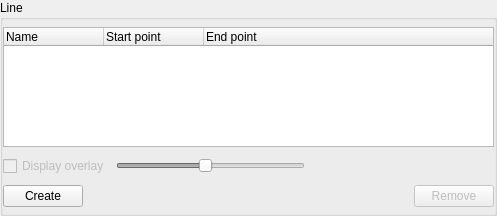
This is Bricks/widgets/ui_files/Qt4_helical_line_widget_layout.ui in mxcube/mxcubeqt as Qt 5 draws it before an edit. The edited form follows.
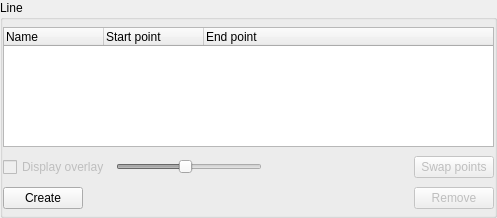
This is the edited form.

Commit message: 2016.09.26. Added feature to swap helical line points

```diff
--- a/Bricks/widgets/ui_files/Qt4_helical_line_widget_layout.ui
+++ b/Bricks/widgets/ui_files/Qt4_helical_line_widget_layout.ui
@@ -7,7 +7,7 @@
     <x>0</x>
     <y>0</y>
     <width>497</width>
-    <height>216</height>
+    <height>218</height>
    </rect>
   </property>
   <property name="windowTitle">
@@ -152,6 +152,16 @@
               </property>
              </spacer>
             </item>
+            <item>
+             <widget class="QPushButton" name="swap_points_button">
+              <property name="enabled">
+               <bool>false</bool>
+              </property>
+              <property name="text">
+               <string>Swap points</string>
+              </property>
+             </widget>
+            </item>
            </layout>
           </item>
           <item>
```
The commit also changes 6 other files.
